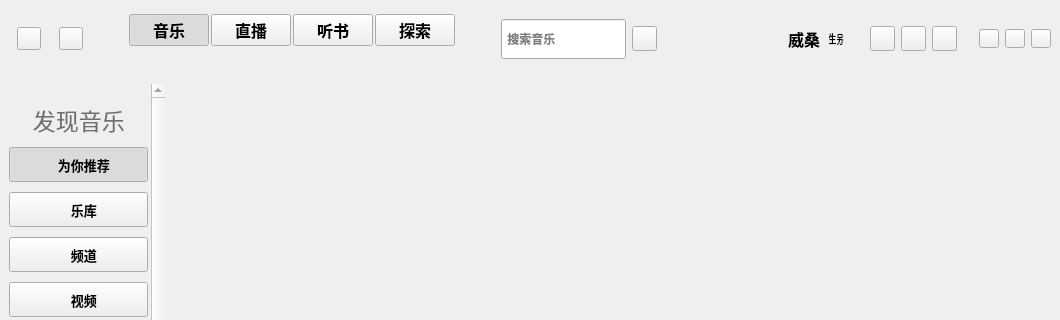
Above: KuGouStart/KuGouApp.ui from a-mo-xi-wei/Qt-KuGouAppClient before the change; both pictures show x 0 to 1060 and y 0 to 320 of the 1060 by 735 pixel window. Below: the same form after it.
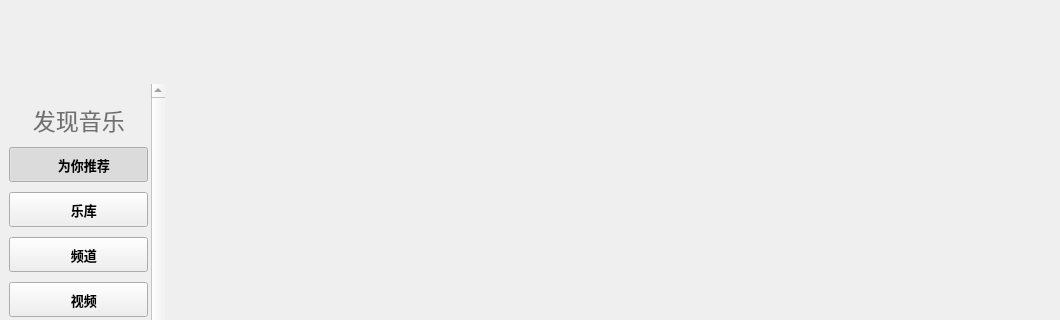
That is the form after the change. Custom widgets are drawn as their Qt base class.

What changed in the file:
```diff
--- a/KuGouStart/KuGouApp.ui
+++ b/KuGouStart/KuGouApp.ui
@@ -62,650 +62,6 @@
       <property name="topMargin">
        <number>12</number>
       </property>
-      <item>
-       <widget class="QToolButton" name="title_return_toolButton">
-        <property name="minimumSize">
-         <size>
-          <width>22</width>
-          <height>22</height>
-         </size>
-        </property>
-        <property name="cursor">
-         <cursorShape>PointingHandCursor</cursorShape>
-        </property>
-        <property name="text">
-         <string/>
-        </property>
-       </widget>
-      </item>
-      <item>
-       <spacer name="horizontalSpacer_4">
-        <property name="orientation">
-         <enum>Qt::Horizontal</enum>
-        </property>
-        <property name="sizeType">
-         <enum>QSizePolicy::Fixed</enum>
-        </property>
-        <property name="sizeHint" stdset="0">
-         <size>
-          <width>12</width>
-          <height>20</height>
-         </size>
-        </property>
-       </spacer>
-      </item>
-      <item>
-       <widget class="QToolButton" name="title_refresh_toolButton">
-        <property name="minimumSize">
-         <size>
-          <width>22</width>
-          <height>22</height>
-         </size>
-        </property>
-        <property name="cursor">
-         <cursorShape>PointingHandCursor</cursorShape>
-        </property>
-        <property name="text">
-         <string/>
-        </property>
-       </widget>
-      </item>
-      <item>
-       <spacer name="hs">
-        <property name="orientation">
-         <enum>Qt::Horizontal</enum>
-        </property>
-        <property name="sizeType">
-         <enum>QSizePolicy::Fixed</enum>
-        </property>
-        <property name="sizeHint" stdset="0">
-         <size>
-          <width>40</width>
-          <height>20</height>
-         </size>
-        </property>
-       </spacer>
-      </item>
-      <item>
-       <layout class="QHBoxLayout" name="horizontalLayout">
-        <property name="spacing">
-         <number>2</number>
-        </property>
-        <item>
-         <layout class="QVBoxLayout" name="music_verticalLayout">
-          <property name="spacing">
-           <number>0</number>
-          </property>
-          <item>
-           <widget class="QPushButton" name="title_music_pushButton">
-            <property name="minimumSize">
-             <size>
-              <width>50</width>
-              <height>30</height>
-             </size>
-            </property>
-            <property name="font">
-             <font>
-              <pointsize>12</pointsize>
-              <bold>true</bold>
-             </font>
-            </property>
-            <property name="cursor">
-             <cursorShape>PointingHandCursor</cursorShape>
-            </property>
-            <property name="toolTip">
-             <string>音乐</string>
-            </property>
-            <property name="text">
-             <string>音乐</string>
-            </property>
-            <property name="checkable">
-             <bool>true</bool>
-            </property>
-            <property name="checked">
-             <bool>true</bool>
-            </property>
-            <property name="autoExclusive">
-             <bool>true</bool>
-            </property>
-           </widget>
-          </item>
-          <item>
-           <widget class="QLabel" name="title_index_label1">
-            <property name="sizePolicy">
-             <sizepolicy hsizetype="Preferred" vsizetype="Preferred">
-              <horstretch>0</horstretch>
-              <verstretch>0</verstretch>
-             </sizepolicy>
-            </property>
-            <property name="maximumSize">
-             <size>
-              <width>16777215</width>
-              <height>15</height>
-             </size>
-            </property>
-            <property name="text">
-             <string/>
-            </property>
-            <property name="scaledContents">
-             <bool>true</bool>
-            </property>
-            <property name="alignment">
-             <set>Qt::AlignCenter</set>
-            </property>
-           </widget>
-          </item>
-         </layout>
-        </item>
-        <item>
-         <layout class="QVBoxLayout" name="live_verticalLayout">
-          <property name="spacing">
-           <number>0</number>
-          </property>
-          <item>
-           <widget class="QPushButton" name="title_live_pushButton">
-            <property name="minimumSize">
-             <size>
-              <width>50</width>
-              <height>30</height>
-             </size>
-            </property>
-            <property name="font">
-             <font>
-              <pointsize>12</pointsize>
-              <bold>true</bold>
-             </font>
-            </property>
-            <property name="cursor">
-             <cursorShape>PointingHandCursor</cursorShape>
-            </property>
-            <property name="toolTip">
-             <string>直播</string>
-            </property>
-            <property name="text">
-             <string>直播</string>
-            </property>
-            <property name="checkable">
-             <bool>true</bool>
-            </property>
-            <property name="autoExclusive">
-             <bool>true</bool>
-            </property>
-           </widget>
-          </item>
-          <item>
-           <widget class="QLabel" name="title_index_label2">
-            <property name="maximumSize">
-             <size>
-              <width>16777215</width>
-              <height>15</height>
-             </size>
-            </property>
-            <property name="text">
-             <string/>
-            </property>
-            <property name="scaledContents">
-             <bool>true</bool>
-            </property>
-            <property name="alignment">
-             <set>Qt::AlignCenter</set>
-            </property>
-           </widget>
-          </item>
-         </layout>
-        </item>
-        <item>
-         <layout class="QVBoxLayout" name="listenBook_verticalLayout">
-          <property name="spacing">
-           <number>0</number>
-          </property>
-          <item>
-           <widget class="QPushButton" name="title_listen_book_pushButton">
-            <property name="minimumSize">
-             <size>
-              <width>50</width>
-              <height>30</height>
-             </size>
-            </property>
-            <property name="font">
-             <font>
-              <pointsize>12</pointsize>
-              <bold>true</bold>
-             </font>
-            </property>
-            <property name="cursor">
-             <cursorShape>PointingHandCursor</cursorShape>
-            </property>
-            <property name="toolTip">
-             <string>听书</string>
-            </property>
-            <property name="text">
-             <string>听书</string>
-            </property>
-            <property name="checkable">
-             <bool>true</bool>
-            </property>
-            <property name="autoExclusive">
-             <bool>true</bool>
-            </property>
-           </widget>
-          </item>
-          <item>
-           <widget class="QLabel" name="title_index_label3">
-            <property name="maximumSize">
-             <size>
-              <width>16777215</width>
-              <height>15</height>
-             </size>
-            </property>
-            <property name="text">
-             <string/>
-            </property>
-            <property name="scaledContents">
-             <bool>true</bool>
-            </property>
-            <property name="alignment">
-             <set>Qt::AlignCenter</set>
-            </property>
-           </widget>
-          </item>
-         </layout>
-        </item>
-        <item>
-         <layout class="QVBoxLayout" name="found_verticalLayout">
-          <property name="spacing">
-           <number>0</number>
-          </property>
-          <item>
-           <widget class="QPushButton" name="title_search_pushButton">
-            <property name="minimumSize">
-             <size>
-              <width>50</width>
-              <height>30</height>
-             </size>
-            </property>
-            <property name="font">
-             <font>
-              <pointsize>12</pointsize>
-              <bold>true</bold>
-             </font>
-            </property>
-            <property name="cursor">
-             <cursorShape>PointingHandCursor</cursorShape>
-            </property>
-            <property name="toolTip">
-             <string>探索</string>
-            </property>
-            <property name="text">
-             <string>探索</string>
-            </property>
-            <property name="checkable">
-             <bool>true</bool>
-            </property>
-            <property name="autoExclusive">
-             <bool>true</bool>
-            </property>
-           </widget>
-          </item>
-          <item>
-           <widget class="QLabel" name="title_index_label4">
-            <property name="maximumSize">
-             <size>
-              <width>16777215</width>
-              <height>15</height>
-             </size>
-            </property>
-            <property name="text">
-             <string/>
-            </property>
-            <property name="scaledContents">
-             <bool>true</bool>
-            </property>
-            <property name="alignment">
-             <set>Qt::AlignCenter</set>
-            </property>
-           </widget>
-          </item>
-         </layout>
-        </item>
-       </layout>
-      </item>
-      <item>
-       <spacer name="hs2">
-        <property name="orientation">
-         <enum>Qt::Horizontal</enum>
-        </property>
-        <property name="sizeType">
-         <enum>QSizePolicy::Fixed</enum>
-        </property>
-        <property name="sizeHint" stdset="0">
-         <size>
-          <width>40</width>
-          <height>20</height>
-         </size>
-        </property>
-       </spacer>
-      </item>
-      <item>
-       <widget class="MySearchLineEdit" name="search_lineEdit">
-        <property name="sizePolicy">
-         <sizepolicy hsizetype="Preferred" vsizetype="Fixed">
-          <horstretch>0</horstretch>
-          <verstretch>0</verstretch>
-         </sizepolicy>
-        </property>
-        <property name="minimumSize">
-         <size>
-          <width>100</width>
-          <height>40</height>
-         </size>
-        </property>
-        <property name="maximumSize">
-         <size>
-          <width>16777215</width>
-          <height>40</height>
-         </size>
-        </property>
-        <property name="font">
-         <font>
-          <bold>true</bold>
-         </font>
-        </property>
-        <property name="placeholderText">
-         <string> 搜索音乐</string>
-        </property>
-       </widget>
-      </item>
-      <item>
-       <widget class="QToolButton" name="listen_toolButton">
-        <property name="minimumSize">
-         <size>
-          <width>25</width>
-          <height>25</height>
-         </size>
-        </property>
-        <property name="cursor">
-         <cursorShape>PointingHandCursor</cursorShape>
-        </property>
-        <property name="toolTip">
-         <string>听歌识曲</string>
-        </property>
-        <property name="text">
-         <string/>
-        </property>
-       </widget>
-      </item>
-      <item>
-       <spacer name="hs3">
-        <property name="orientation">
-         <enum>Qt::Horizontal</enum>
-        </property>
-        <property name="sizeHint" stdset="0">
-         <size>
-          <width>40</width>
-          <height>20</height>
-         </size>
-        </property>
-       </spacer>
-      </item>
-      <item>
-       <widget class="QLabel" name="title_portrait_label">
-        <property name="minimumSize">
-         <size>
-          <width>36</width>
-          <height>36</height>
-         </size>
-        </property>
-        <property name="maximumSize">
-         <size>
-          <width>36</width>
-          <height>36</height>
-         </size>
-        </property>
-        <property name="cursor">
-         <cursorShape>PointingHandCursor</cursorShape>
-        </property>
-        <property name="toolTip">
-         <string>头像</string>
-        </property>
-        <property name="text">
-         <string/>
-        </property>
-        <property name="scaledContents">
-         <bool>true</bool>
-        </property>
-        <property name="alignment">
-         <set>Qt::AlignCenter</set>
-        </property>
-       </widget>
-      </item>
-      <item>
-       <layout class="QHBoxLayout" name="horizontalLayout_2">
-        <property name="spacing">
-         <number>0</number>
-        </property>
-        <item>
-         <widget class="QLabel" name="title_name_label">
-          <property name="minimumSize">
-           <size>
-            <width>50</width>
-            <height>0</height>
-           </size>
-          </property>
-          <property name="font">
-           <font>
-            <pointsize>12</pointsize>
-            <bold>true</bold>
-           </font>
-          </property>
-          <property name="cursor">
-           <cursorShape>PointingHandCursor</cursorShape>
-          </property>
-          <property name="toolTip">
-           <string>昵称</string>
-          </property>
-          <property name="text">
-           <string>威桑</string>
-          </property>
-          <property name="alignment">
-           <set>Qt::AlignCenter</set>
-          </property>
-         </widget>
-        </item>
-        <item>
-         <widget class="QLabel" name="title_gender_label">
-          <property name="sizePolicy">
-           <sizepolicy hsizetype="Fixed" vsizetype="Fixed">
-            <horstretch>0</horstretch>
-            <verstretch>0</verstretch>
-           </sizepolicy>
-          </property>
-          <property name="minimumSize">
-           <size>
-            <width>15</width>
-            <height>15</height>
-           </size>
-          </property>
-          <property name="maximumSize">
-           <size>
-            <width>15</width>
-            <height>15</height>
-           </size>
-          </property>
-          <property name="toolTip">
-           <string>性别</string>
-          </property>
-          <property name="text">
-           <string>性别</string>
-          </property>
-          <property name="scaledContents">
-           <bool>true</bool>
-          </property>
-          <property name="alignment">
-           <set>Qt::AlignCenter</set>
-          </property>
-         </widget>
-        </item>
-       </layout>
-      </item>
-      <item>
-       <spacer name="hs4">
-        <property name="orientation">
-         <enum>Qt::Horizontal</enum>
-        </property>
-        <property name="sizeType">
-         <enum>QSizePolicy::Fixed</enum>
-        </property>
-        <property name="sizeHint" stdset="0">
-         <size>
-          <width>20</width>
-          <height>20</height>
-         </size>
-        </property>
-       </spacer>
-      </item>
-      <item>
-       <widget class="QToolButton" name="theme_toolButton">
-        <property name="minimumSize">
-         <size>
-          <width>25</width>
-          <height>25</height>
-         </size>
-        </property>
-        <property name="cursor">
-         <cursorShape>PointingHandCursor</cursorShape>
-        </property>
-        <property name="toolTip">
-         <string>主题</string>
-        </property>
-        <property name="text">
-         <string/>
-        </property>
-       </widget>
-      </item>
-      <item>
-       <widget class="QToolButton" name="message_toolButton">
-        <property name="minimumSize">
-         <size>
-          <width>25</width>
-          <height>25</height>
-         </size>
-        </property>
-        <property name="cursor">
-         <cursorShape>PointingHandCursor</cursorShape>
-        </property>
-        <property name="toolTip">
-         <string>消息</string>
-        </property>
-        <property name="text">
-         <string/>
-        </property>
-       </widget>
-      </item>
-      <item>
-       <widget class="QToolButton" name="menu_toolButton">
-        <property name="minimumSize">
-         <size>
-          <width>25</width>
-          <height>25</height>
-         </size>
-        </property>
-        <property name="cursor">
-         <cursorShape>PointingHandCursor</cursorShape>
-        </property>
-        <property name="toolTip">
-         <string>菜单</string>
-        </property>
-        <property name="text">
-         <string/>
-        </property>
-       </widget>
-      </item>
-      <item>
-       <widget class="QLabel" name="title_line">
-        <property name="sizePolicy">
-         <sizepolicy hsizetype="Fixed" vsizetype="Fixed">
-          <horstretch>0</horstretch>
-          <verstretch>0</verstretch>
-         </sizepolicy>
-        </property>
-        <property name="minimumSize">
-         <size>
-          <width>10</width>
-          <height>20</height>
-         </size>
-        </property>
-        <property name="maximumSize">
-         <size>
-          <width>10</width>
-          <height>20</height>
-         </size>
-        </property>
-        <property name="text">
-         <string/>
-        </property>
-        <property name="scaledContents">
-         <bool>true</bool>
-        </property>
-       </widget>
-      </item>
-      <item>
-       <widget class="RippleButton" name="min_toolButton">
-        <property name="cursor">
-         <cursorShape>PointingHandCursor</cursorShape>
-        </property>
-        <property name="toolTip">
-         <string>最小化</string>
-        </property>
-        <property name="text">
-         <string/>
-        </property>
-        <property name="iconSize">
-         <size>
-          <width>12</width>
-          <height>12</height>
-         </size>
-        </property>
-       </widget>
-      </item>
-      <item>
-       <widget class="RippleButton" name="max_toolButton">
-        <property name="cursor">
-         <cursorShape>PointingHandCursor</cursorShape>
-        </property>
-        <property name="toolTip">
-         <string>最大化</string>
-        </property>
-        <property name="text">
-         <string/>
-        </property>
-        <property name="iconSize">
-         <size>
-          <width>12</width>
-          <height>12</height>
-         </size>
-        </property>
-       </widget>
-      </item>
-      <item>
-       <widget class="RippleButton" name="close_toolButton">
-        <property name="cursor">
-         <cursorShape>PointingHandCursor</cursorShape>
-        </property>
-        <property name="toolTip">
-         <string>关闭</string>
-        </property>
-        <property name="text">
-         <string/>
-        </property>
-        <property name="iconSize">
-         <size>
-          <width>12</width>
-          <height>12</height>
-         </size>
-        </property>
-       </widget>
-      </item>
      </layout>
     </widget>
    </item>
@@ -2199,21 +1555,11 @@
    <header>TitleWidget.h</header>
    <container>1</container>
   </customwidget>
-  <customwidget>
-   <class>RippleButton</class>
-   <extends>QToolButton</extends>
-   <header>RippleButton.h</header>
-  </customwidget>
   <customwidget>
    <class>VolumeToolBtn</class>
    <extends>QToolButton</extends>
    <header>VolumeToolBtn.h</header>
   </customwidget>
-  <customwidget>
-   <class>MySearchLineEdit</class>
-   <extends>QLineEdit</extends>
-   <header>MySearchLineEdit.h</header>
-  </customwidget>
   <customwidget>
    <class>PlayWidget</class>
    <extends>QWidget</extends>
```
